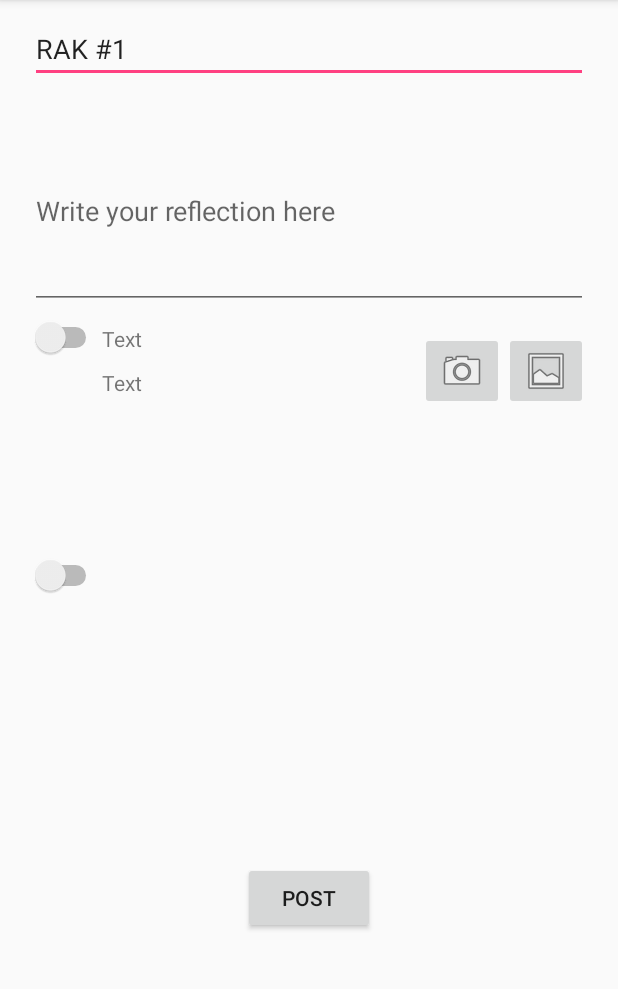
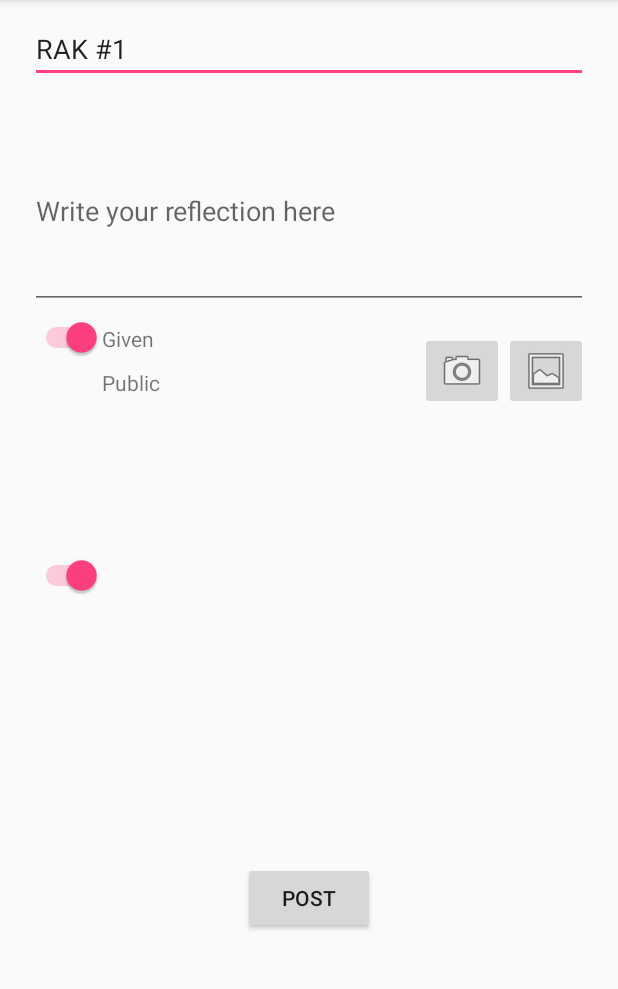
Before and after one commit to iNKredibleS/Wema, an Android app: the CreatePostActivity screen opened directly, with no data from a screen before it, on a phone screen of 412 x 824 dp, the part 84-1073 px from its top. Run offline under Robolectric (Android 15) with nearby library versions, the phone set to English and light mode, and no system bars; our stand-ins replace ButterKnife; libraries missing offline, so code that uses them is left out: com.parse; pictures from the network do not load.

Commit message:
switches working, week one sprint goals complete minus the clause to make the image fine

```diff
--- a/app/src/main/java/com/fb/inkredibles/myapplication/CreatePostActivity.java
+++ b/app/src/main/java/com/fb/inkredibles/myapplication/CreatePostActivity.java
@@ -32,6 +32,7 @@ import java.io.OutputStream;
 
 import butterknife.BindView;
 import butterknife.ButterKnife;
+import butterknife.OnCheckedChanged;
 import butterknife.OnClick;
 
 import static android.app.Activity.RESULT_OK;
@@ -46,12 +47,14 @@ public class CreatePostActivity extends AppCompatActivity {
     @BindView(R.id.switch_pub_pri) Switch switch_pub_pri;
     @BindView(R.id.pictureHolder) ImageView pictureHolder;
     @BindView(R.id.tv_give_rec) TextView tvGiveRec;
-   // @BindView(R.id.tv_pub_pri) TextView tvPubPri;
+    @BindView(R.id.tv_pub_pri) TextView tvPubPri;
 
 
     static final int REQUEST_IMAGE_CAPTURE = 1;
     static final int REQUEST_GALLERY_IMAGE = 2;
     private static File filesDir;
+    private String type;
+    private String privacy;
 
     // Storage Permissions
     private static final int REQUEST_EXTERNAL_STORAGE = 1;
@@ -88,14 +91,46 @@ public class CreatePostActivity extends AppCompatActivity {
         Selection.setSelection(etext, position);
 
         //setting up switches
-        //public private switch
-        switch_pub_pri.setOnCheckedChangeListener(this);
+        switch_pub_pri.setChecked(true);
+        switch_give_rec.setChecked(true);
+        tvGiveRec.setText("Given");
+        tvPubPri.setText("Public");
+
+        //default type and privacy values
+        type = "Given";
+        privacy = "Public";
 
 
-        switch_pub_pri.setTextOn("Public"); // displayed text of the Switch whenever it is in checked or on state
-        switch_pub_pri.setTextOff("Private");
 
 
+//        switch_pub_pri.setTextOn("Public"); // displayed text of the Switch whenever it is in checked or on state
+//        switch_pub_pri.setTextOff("Private");
+
+
+    }
+
+    //TODO change to teriary format
+    @OnCheckedChanged(R.id.switch_give_rec)
+    void giveRec(CompoundButton compoundButton, boolean checked){
+        if(checked) {
+            tvGiveRec.setText("Given");
+            type = "Given";
+        } else {
+            tvGiveRec.setText("Received");
+            type = "Received";
+        }
+
+    }
+
+    @OnCheckedChanged(R.id.switch_pub_pri)
+    void pubPri(CompoundButton compoundButton, boolean checked){
+        if(checked) {
+            tvPubPri.setText("Public");
+            privacy = "Public";
+        } else {
+            tvPubPri.setText("Just for me");
+            privacy = "Private";
+        }
     }
 
 
@@ -107,13 +142,15 @@ public class CreatePostActivity extends AppCompatActivity {
         final String title = et_title.getText().toString();
         final String message = et_message.getText().toString();
         final ParseUser user = ParseUser.getCurrentUser();
+        final String finalPrivacy = privacy;
+        final String finalType = type;
 
         parseFile = new ParseFile(file);
 
         //set up getting image
         //get final Strings for switches too
 
-        createPost(title, message, user, parseFile); //eventually createPost (title, message, user, image, privacy, type)
+        createPost(title, message, user, parseFile, finalPrivacy, finalType); //eventually createPost (title, message, user, image, privacy, type)
     }
 
     @OnClick(R.id.btn_gallery)
@@ -137,12 +174,14 @@ public class CreatePostActivity extends AppCompatActivity {
 
     //create post
     //set the title, message, user, image, privacy, give, receive
-    private void createPost(String title, String message, ParseUser user, ParseFile parseFile) {
+    private void createPost(String title, String message, ParseUser user, ParseFile parseFile, String privacy, String type) {
         final Post newPost = new Post();
         newPost.setTitle(title);
         newPost.setMessage(message);
         newPost.setUser(user);
         newPost.setImage(parseFile);
+        newPost.setPrivacy(privacy);
+        newPost.setType(type);
 
         newPost.saveInBackground(
                 new SaveCallback() {
```
